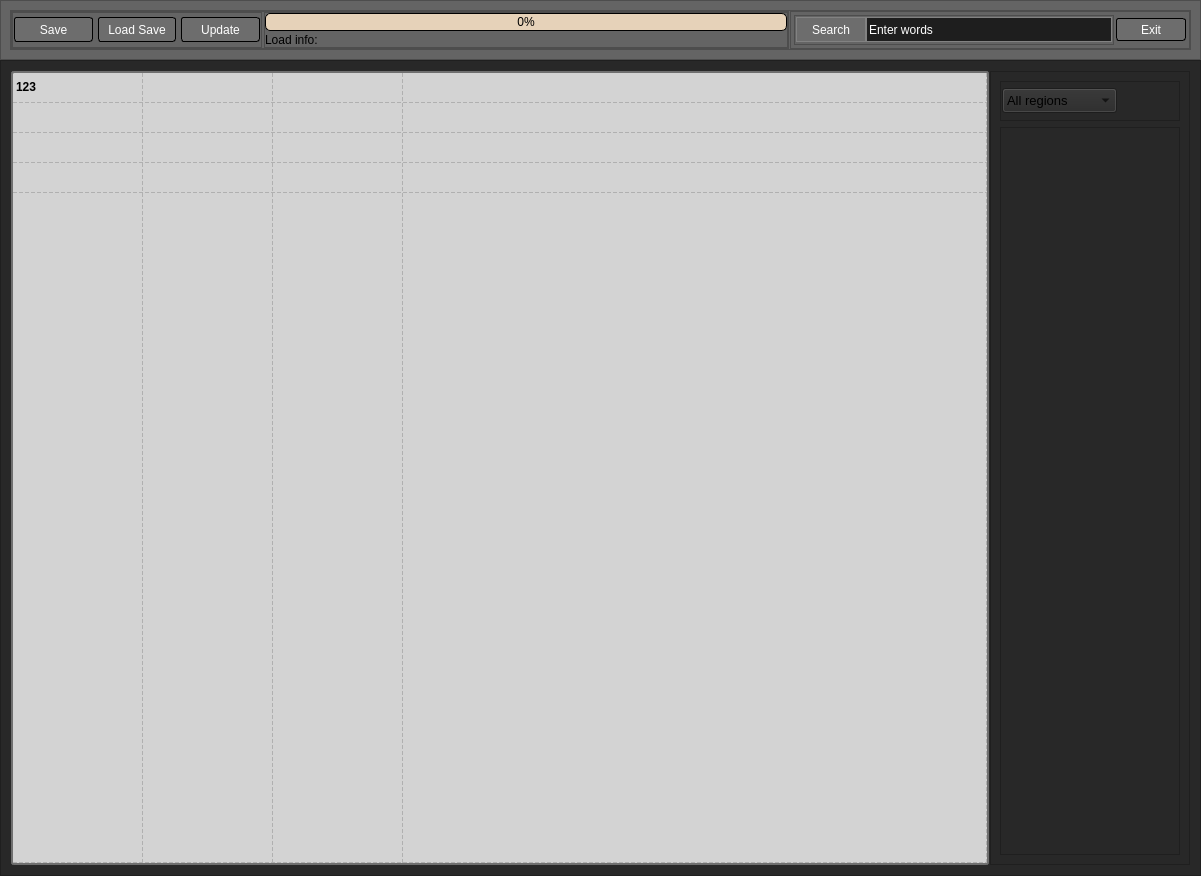
Before: the Qt Designer form graphic_main.ui in AndreSci/TRADER_pars, drawn with Qt 5.
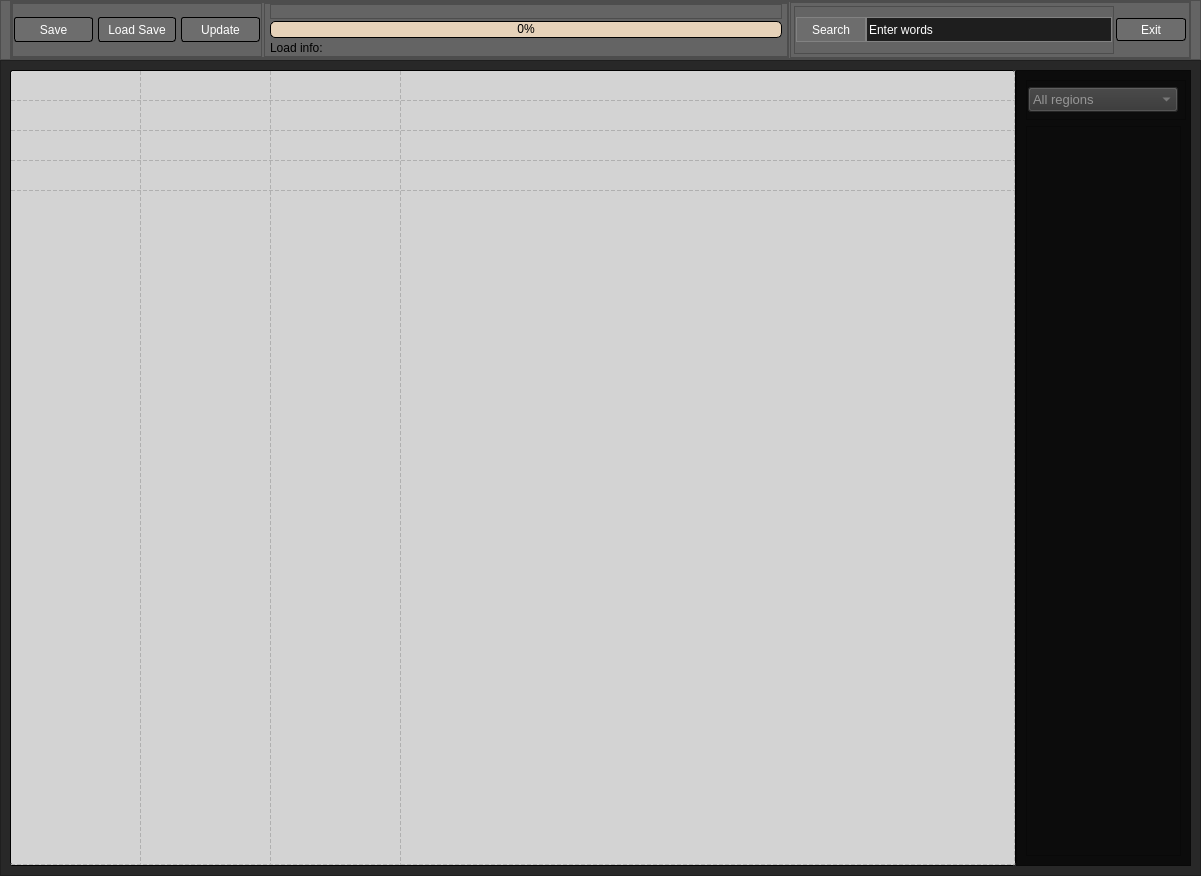
After: the same form once the commit is applied. Icons and pictures are not drawn.

Commit message: Add web_site table 1 small fix 2 add comments 3 add "All website" 4 fix GUI

The edit to the form file:
```diff
--- a/graphic_main.ui
+++ b/graphic_main.ui
@@ -68,6 +68,12 @@
       <property name="spacing">
        <number>0</number>
       </property>
+      <property name="topMargin">
+       <number>0</number>
+      </property>
+      <property name="bottomMargin">
+       <number>0</number>
+      </property>
       <item>
        <widget class="QFrame" name="frame_2">
         <property name="layoutDirection">
@@ -297,19 +303,41 @@
                 <number>2</number>
                </property>
                <property name="leftMargin">
-                <number>0</number>
+                <number>5</number>
                </property>
                <property name="topMargin">
                 <number>0</number>
                </property>
                <property name="rightMargin">
-                <number>0</number>
+                <number>5</number>
                </property>
                <property name="bottomMargin">
                 <number>0</number>
                </property>
+               <item>
+                <widget class="QFrame" name="frame_8">
+                 <property name="maximumSize">
+                  <size>
+                   <width>16777215</width>
+                   <height>15</height>
+                  </size>
+                 </property>
+                 <property name="frameShape">
+                  <enum>QFrame::StyledPanel</enum>
+                 </property>
+                 <property name="frameShadow">
+                  <enum>QFrame::Raised</enum>
+                 </property>
+                </widget>
+               </item>
                <item>
                 <widget class="QProgressBar" name="progressBar">
+                 <property name="maximumSize">
+                  <size>
+                   <width>16777215</width>
+                   <height>17</height>
+                  </size>
+                 </property>
                  <property name="styleSheet">
                   <string notr="true">QProgressBar{	
 	border: 1px solid;
@@ -339,6 +367,12 @@
                </item>
                <item>
                 <widget class="QLabel" name="Load_info">
+                 <property name="maximumSize">
+                  <size>
+                   <width>16777215</width>
+                   <height>17</height>
+                  </size>
+                 </property>
                  <property name="text">
                   <string>Load info:</string>
                  </property>
@@ -541,19 +575,19 @@
         <widget class="QWidget" name="page_1_All">
          <layout class="QHBoxLayout" name="horizontalLayout_5">
           <property name="spacing">
-           <number>1</number>
+           <number>0</number>
           </property>
           <property name="leftMargin">
-           <number>1</number>
+           <number>0</number>
           </property>
           <property name="topMargin">
-           <number>1</number>
+           <number>0</number>
           </property>
           <property name="rightMargin">
-           <number>1</number>
+           <number>0</number>
           </property>
           <property name="bottomMargin">
-           <number>1</number>
+           <number>0</number>
           </property>
           <item>
            <widget class="QTableWidget" name="table_for_cards">
@@ -562,8 +596,8 @@
             </property>
             <property name="styleSheet">
              <string notr="true">QTableWidget{
-	border: 2px solid;
-	border-color: rgb(111,111,111);
+	border: 1px solid;
+	border-color: rgb(1,1,1);
 	background-color: rgb(211, 211, 211);
 	border-radius: 3px;
 	color: rgb(0, 0, 0);
@@ -628,7 +662,7 @@
             <column/>
             <item row="0" column="0">
              <property name="text">
-              <string>123</string>
+              <string/>
              </property>
              <property name="font">
               <font>
@@ -644,18 +678,18 @@
            <widget class="QFrame" name="menu_right">
             <property name="minimumSize">
              <size>
-              <width>200</width>
+              <width>175</width>
               <height>0</height>
              </size>
             </property>
             <property name="maximumSize">
              <size>
-              <width>120</width>
+              <width>175</width>
               <height>16777215</height>
              </size>
             </property>
             <property name="styleSheet">
-             <string notr="true"/>
+             <string notr="true">background-color: rgb(12, 12, 12);</string>
             </property>
             <property name="frameShape">
              <enum>QFrame::StyledPanel</enum>
@@ -668,7 +702,7 @@
               <widget class="QFrame" name="frame_7">
                <property name="minimumSize">
                 <size>
-                 <width>110</width>
+                 <width>160</width>
                  <height>40</height>
                 </size>
                </property>
@@ -701,13 +735,13 @@
                  <widget class="QComboBox" name="Regions_Box">
                   <property name="minimumSize">
                    <size>
-                    <width>115</width>
+                    <width>150</width>
                     <height>25</height>
                    </size>
                   </property>
                   <property name="maximumSize">
                    <size>
-                    <width>115</width>
+                    <width>150</width>
                     <height>25</height>
                    </size>
                   </property>
@@ -720,20 +754,9 @@
                    </font>
                   </property>
                   <property name="styleSheet">
-                   <string notr="true">color: rgb(255, 255, 255);
-QComboBox {
-	border: 1px solid;
-	background-color: rgb(109, 109, 109);
-	color: rgb(255, 255, 255);
-}
-QComboBox:hover {
-	background-color: rgb(133, 133, 133);
-	color: rgb(255, 255, 255);
-}
-QComboBox:pressed {	
-	background-color: rgb(133, 133, 133);
-	color: rgb(255, 255, 255);
-}</string>
+                   <string notr="true">color: rgb(150,150, 150);
+background-color: rgb(52, 52, 52);
+selection-background-color: rgb(55, 56, 56);</string>
                   </property>
                   <item>
                    <property name="text">
```
The commit also changes 4 other files.
